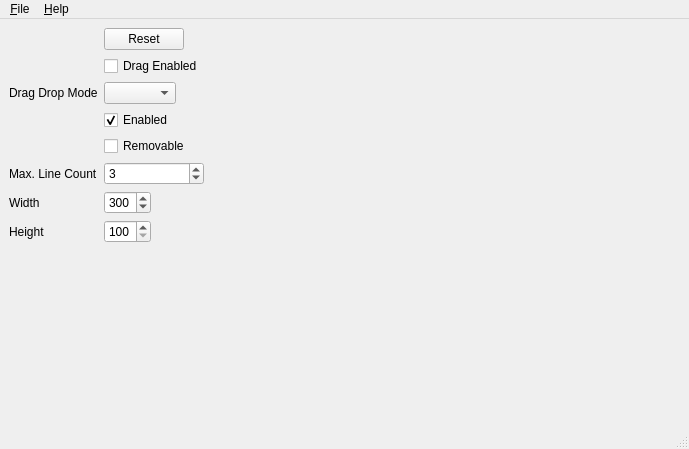
This is source/examples/tokenedit_playground/MainWindow.ui in mjendruk/qttokenedit as Qt 5 draws it before an edit. The edited form follows.
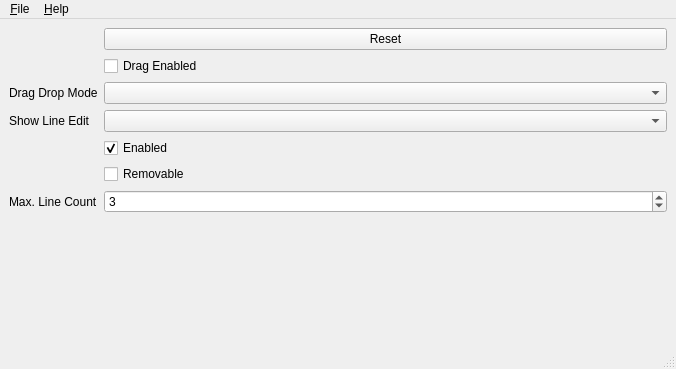
This is the edited form.

Commit message: Add ShowLineEdit::WhenEmpty

Diff of the .ui file:
```diff
--- a/source/examples/tokenedit_playground/MainWindow.ui
+++ b/source/examples/tokenedit_playground/MainWindow.ui
@@ -6,8 +6,8 @@
    <rect>
     <x>0</x>
     <y>0</y>
-    <width>689</width>
-    <height>449</height>
+    <width>676</width>
+    <height>369</height>
    </rect>
   </property>
   <property name="windowTitle">
@@ -17,9 +17,6 @@
    <layout class="QVBoxLayout" name="verticalLayout">
     <item>
      <layout class="QFormLayout" name="formLayout">
-      <property name="fieldGrowthPolicy">
-       <enum>QFormLayout::ExpandingFieldsGrow</enum>
-      </property>
       <item row="0" column="1">
        <widget class="QPushButton" name="resetButton">
         <property name="text">
@@ -34,7 +31,35 @@
         </property>
        </widget>
       </item>
+      <item row="2" column="0">
+       <widget class="QLabel" name="label">
+        <property name="text">
+         <string>Drag Drop Mode</string>
+        </property>
+       </widget>
+      </item>
+      <item row="2" column="1">
+       <widget class="QComboBox" name="dragDropModeComboBox">
+        <property name="frame">
+         <bool>true</bool>
+        </property>
+       </widget>
+      </item>
+      <item row="3" column="0">
+       <widget class="QLabel" name="showLineEditLabel">
+        <property name="text">
+         <string>Show Line Edit</string>
+        </property>
+       </widget>
+      </item>
       <item row="3" column="1">
+       <widget class="QComboBox" name="showLineEditComboBox">
+        <property name="frame">
+         <bool>true</bool>
+        </property>
+       </widget>
+      </item>
+      <item row="4" column="1">
        <widget class="QCheckBox" name="enabledCheckBox">
         <property name="text">
          <string>Enabled</string>
@@ -44,21 +69,21 @@
         </property>
        </widget>
       </item>
-      <item row="4" column="1">
+      <item row="5" column="1">
        <widget class="QCheckBox" name="removableCheckBox">
         <property name="text">
          <string>Removable</string>
         </property>
        </widget>
       </item>
-      <item row="5" column="0">
+      <item row="6" column="0">
        <widget class="QLabel" name="lineEditLabel">
         <property name="text">
          <string>Max. Line Count</string>
         </property>
        </widget>
       </item>
-      <item row="5" column="1">
+      <item row="6" column="1">
        <widget class="QSpinBox" name="maxLineCountSpinBox">
         <property name="sizePolicy">
          <sizepolicy hsizetype="Preferred" vsizetype="Fixed">
@@ -83,60 +108,6 @@
         </property>
        </widget>
       </item>
-      <item row="6" column="0">
-       <widget class="QLabel" name="widthLabel">
-        <property name="text">
-         <string>Width</string>
-        </property>
-       </widget>
-      </item>
-      <item row="6" column="1">
-       <widget class="QSpinBox" name="widthSpinBox">
-        <property name="minimum">
-         <number>200</number>
-        </property>
-        <property name="maximum">
-         <number>800</number>
-        </property>
-        <property name="value">
-         <number>300</number>
-        </property>
-       </widget>
-      </item>
-      <item row="7" column="0">
-       <widget class="QLabel" name="heightLabel">
-        <property name="text">
-         <string>Height</string>
-        </property>
-       </widget>
-      </item>
-      <item row="7" column="1">
-       <widget class="QSpinBox" name="heightSpinBox">
-        <property name="minimum">
-         <number>100</number>
-        </property>
-        <property name="maximum">
-         <number>500</number>
-        </property>
-        <property name="value">
-         <number>100</number>
-        </property>
-       </widget>
-      </item>
-      <item row="2" column="1">
-       <widget class="QComboBox" name="dragDropModeComboBox">
-        <property name="frame">
-         <bool>true</bool>
-        </property>
-       </widget>
-      </item>
-      <item row="2" column="0">
-       <widget class="QLabel" name="label">
-        <property name="text">
-         <string>Drag Drop Mode</string>
-        </property>
-       </widget>
-      </item>
      </layout>
     </item>
    </layout>
@@ -146,7 +117,7 @@
     <rect>
      <x>0</x>
      <y>0</y>
-     <width>689</width>
+     <width>676</width>
      <height>22</height>
     </rect>
    </property>
```
The commit also changes 4 other files.
